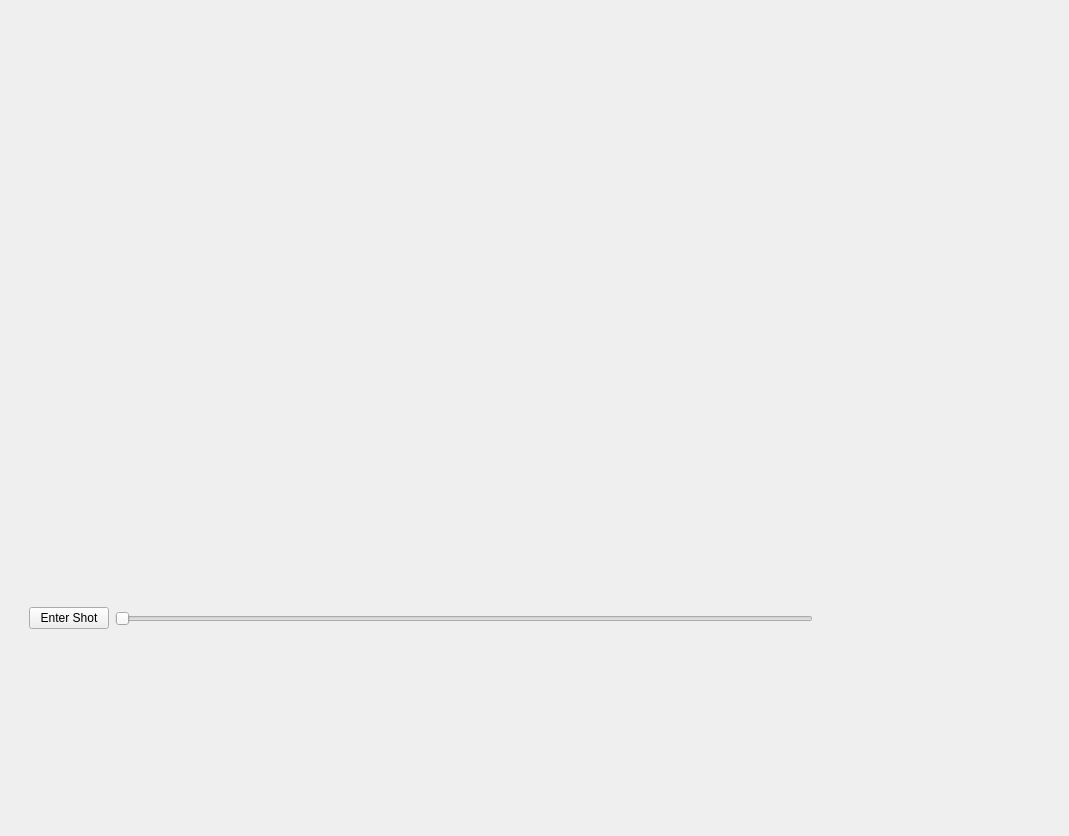
First picture: the form in frontend/ShotModePage.ui, repository YCP-Rev-Metrix/BallSpinner-Controller-v2, before the edit.
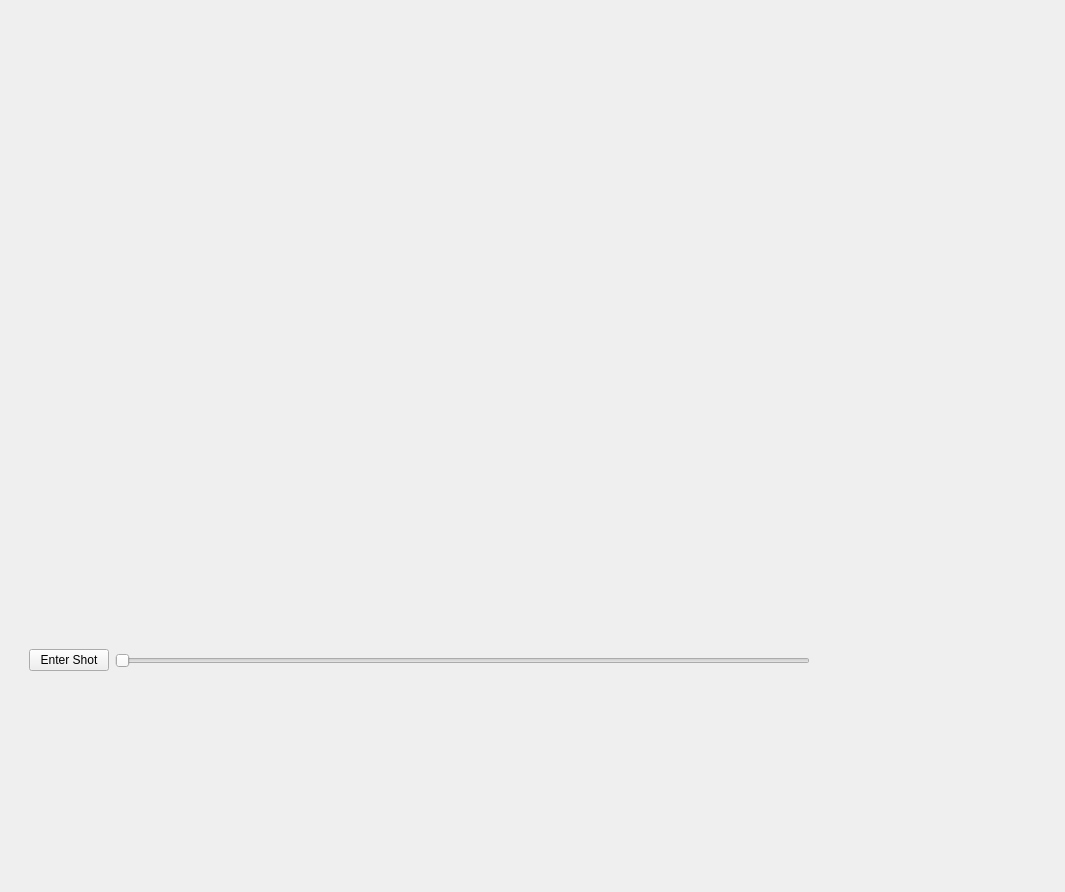
Second picture: the form after the edit. Custom widgets are drawn as their Qt base class.

```diff
--- a/frontend/ShotModePage.ui
+++ b/frontend/ShotModePage.ui
@@ -6,8 +6,8 @@
    <rect>
     <x>0</x>
     <y>0</y>
-    <width>1069</width>
-    <height>836</height>
+    <width>1065</width>
+    <height>892</height>
    </rect>
   </property>
   <property name="windowTitle">
@@ -24,7 +24,11 @@
           <widget class="InputGraph" name="inputGraph_RPM" native="true"/>
          </item>
          <item>
-          <widget class="InputGraph" name="InputGraph_Angle" native="true"/>
+          <widget class="InputGraph" name="InputGraph_Angle" native="true">
+           <property name="styleSheet">
+            <string notr="true"/>
+           </property>
+          </widget>
          </item>
          <item>
           <widget class="InputGraph" name="InputGraph_Tilt" native="true"/>
@@ -44,9 +48,38 @@
          </item>
          <item>
           <widget class="QSlider" name="sliderTime">
+           <property name="sizePolicy">
+            <sizepolicy hsizetype="Expanding" vsizetype="Preferred">
+             <horstretch>0</horstretch>
+             <verstretch>0</verstretch>
+            </sizepolicy>
+           </property>
+           <property name="font">
+            <font>
+             <strikeout>false</strikeout>
+            </font>
+           </property>
+           <property name="styleSheet">
+            <string notr="true"/>
+           </property>
+           <property name="maximum">
+            <number>99</number>
+           </property>
+           <property name="sliderPosition">
+            <number>0</number>
+           </property>
            <property name="orientation">
             <enum>Qt::Horizontal</enum>
            </property>
+           <property name="invertedAppearance">
+            <bool>false</bool>
+           </property>
+           <property name="tickPosition">
+            <enum>QSlider::NoTicks</enum>
+           </property>
+           <property name="tickInterval">
+            <number>10</number>
+           </property>
           </widget>
          </item>
          <item>
```
